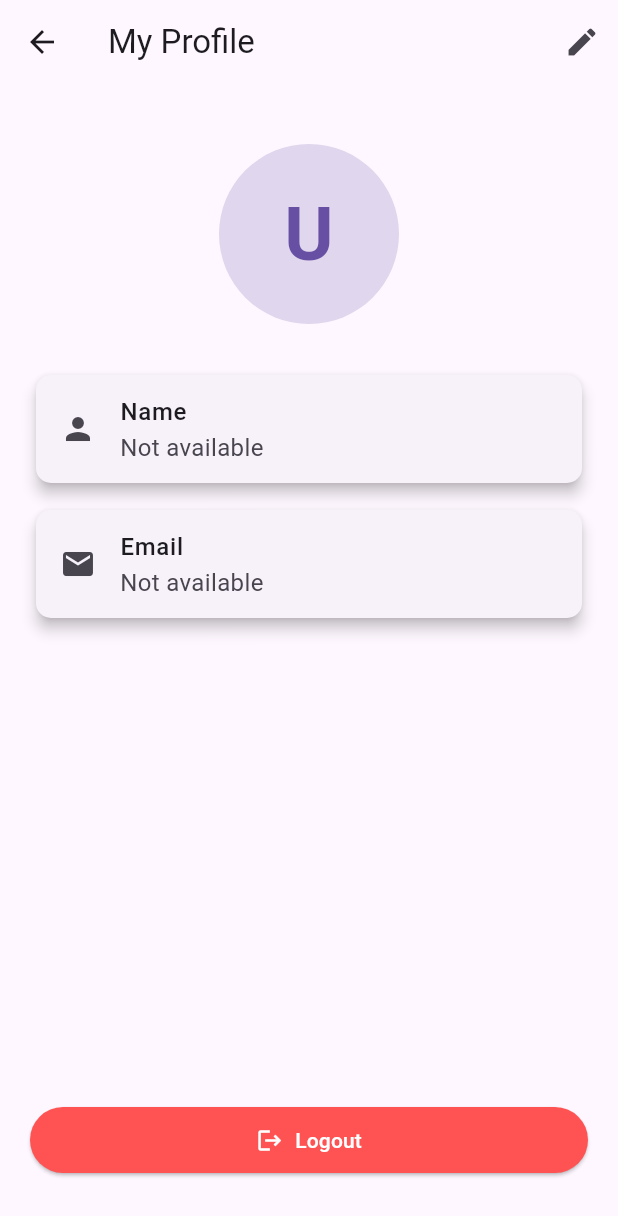
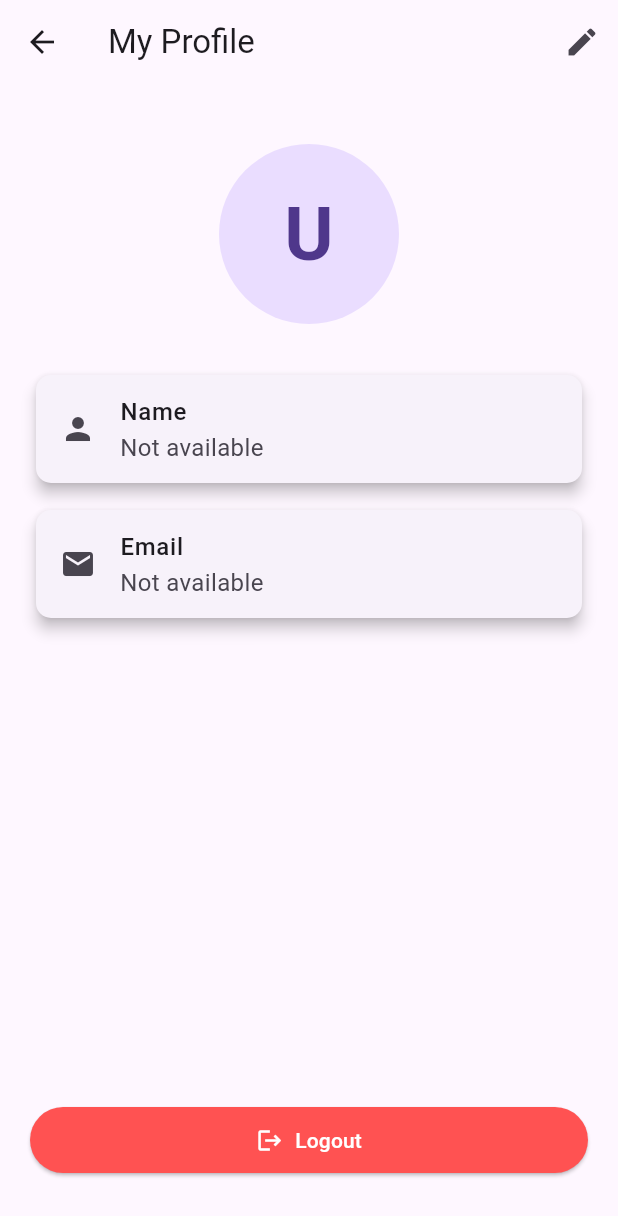
Before and after one commit to Sahil-Kumar7253/Convo-app, a Flutter app: the ProfileScreen screen opened by its route, on a phone screen of 412 x 824 dp. Shown: the top 1216 px of the screen. Run offline on Flutter 3.47's test engine with Material 3 defaults, Android fonts, the phone set to English and light mode, and no system bars; our stand-ins replace image_picker, shared_preferences, socket_io_client; missing offline and left inert: jwt_decode; accounts and stored records are empty.

Commit message:
Added Profile Photo Section In Application

```diff
--- a/convo_app/lib/models/userModel.dart
+++ b/convo_app/lib/models/userModel.dart
@@ -2,14 +2,16 @@ class UserModel{
   final String id;
   final String name;
   final String email;
+  final String? image;
 
-  UserModel({required this.id, required this.name, required this.email});
+  UserModel({required this.id, required this.name, required this.email, this.image});
 
   factory UserModel.fromJson(Map<String, dynamic> json) {
     return UserModel(
       id: json['_id'],
       name: json['name'],
       email: json['email'],
+      image: json['image'],
     );
   }
 }
--- a/convo_app/lib/screens/profileScreen.dart
+++ b/convo_app/lib/screens/profileScreen.dart
@@ -30,18 +30,17 @@ class ProfileScreen extends StatelessWidget {
           crossAxisAlignment: CrossAxisAlignment.center,
           children: [
             const SizedBox(height: 20),
-            // Profile picture avatar
             CircleAvatar(
               radius: 60,
-              backgroundColor: Theme.of(context).primaryColor.withOpacity(0.2),
-              child: Text(
+              backgroundImage: authProvider.userImage != null
+                  ? NetworkImage(authProvider.userImage!)
+                  : null,
+              child: (authProvider.userImage == null)
+                  ? Text(
                 authProvider.userName?[0].toUpperCase() ?? 'U',
-                style: TextStyle(
-                  fontSize: 50,
-                  fontWeight: FontWeight.bold,
-                  color: Theme.of(context).primaryColor,
-                ),
-              ),
+                style: const TextStyle(fontSize: 50, fontWeight: FontWeight.bold),
+              )
+                  : null,
             ),
             const SizedBox(height: 30),
             // User details in cards
--- a/convo_app/lib/utils/constants.dart
+++ b/convo_app/lib/utils/constants.dart
@@ -3,6 +3,7 @@ class Constants {
   static const String userUrl = "$baseUrl/users";
   static const String loginUrl = "$baseUrl/users/login";
   static const String updateUrl = "$baseUrl/users/profile";
+  static const String profileImageUrl = "$baseUrl/users/profile/image";
   static const String registerUrl = "$baseUrl/users/register";
   static const String getAllchats = "$baseUrl/messages/chats";
   static const String sendMsg = "$baseUrl/messages/send";
--- a/convo_app/pubspec.yaml
+++ b/convo_app/pubspec.yaml
@@ -39,6 +39,8 @@ dependencies:
   socket_io_client: ^3.1.2
   shared_preferences: ^2.5.3
   jwt_decode: ^0.3.1
+  image: ^4.5.4
+  image_picker: ^1.1.2
 
 dev_dependencies:
   flutter_test:
```
Also changed, not shown: convo_app/lib/providers/auth_provider.dart (+26 -4 lines), convo_app/lib/screens/edit_profile_screen.dart (+45 -10 lines), convo_app/lib/screens/user_list_screen.dart (+30 -11 lines), convo_app/lib/services/apiService.dart (+17 -0 lines), convo_app/pubspec.lock, 2 other files.
